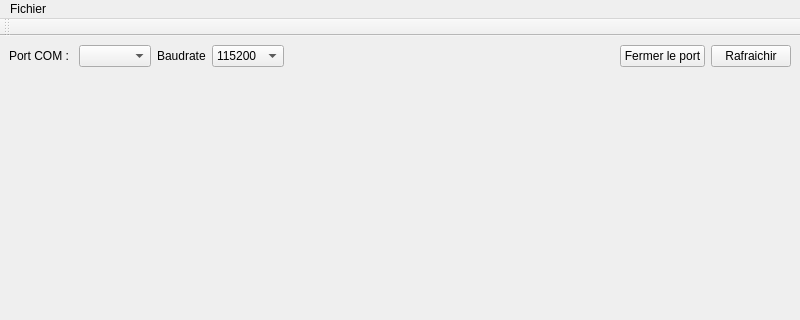
Old version of the form MainWindow.ui in the repository VLeGouis/ComUnOhm; both pictures show x 0 to 800 and y 0 to 320 of the 800 by 600 pixel window.
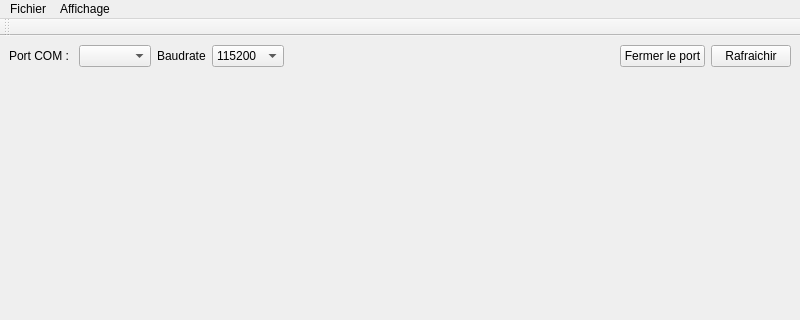
New version of the form. Custom widgets are drawn as their Qt base class.

Diff of the .ui file:
```diff
--- a/MainWindow.ui
+++ b/MainWindow.ui
@@ -187,7 +187,14 @@
     <addaction name="openAction"/>
     <addaction name="separator"/>
    </widget>
+   <widget class="QMenu" name="menuAffichage">
+    <property name="title">
+     <string>Affichage</string>
+    </property>
+    <addaction name="themeAction"/>
+   </widget>
    <addaction name="menuFichier"/>
+   <addaction name="menuAffichage"/>
   </widget>
   <widget class="QToolBar" name="toolBar">
    <property name="windowTitle">
```
Left out of the diff: 5 changed lines with no effect on the pictures.
